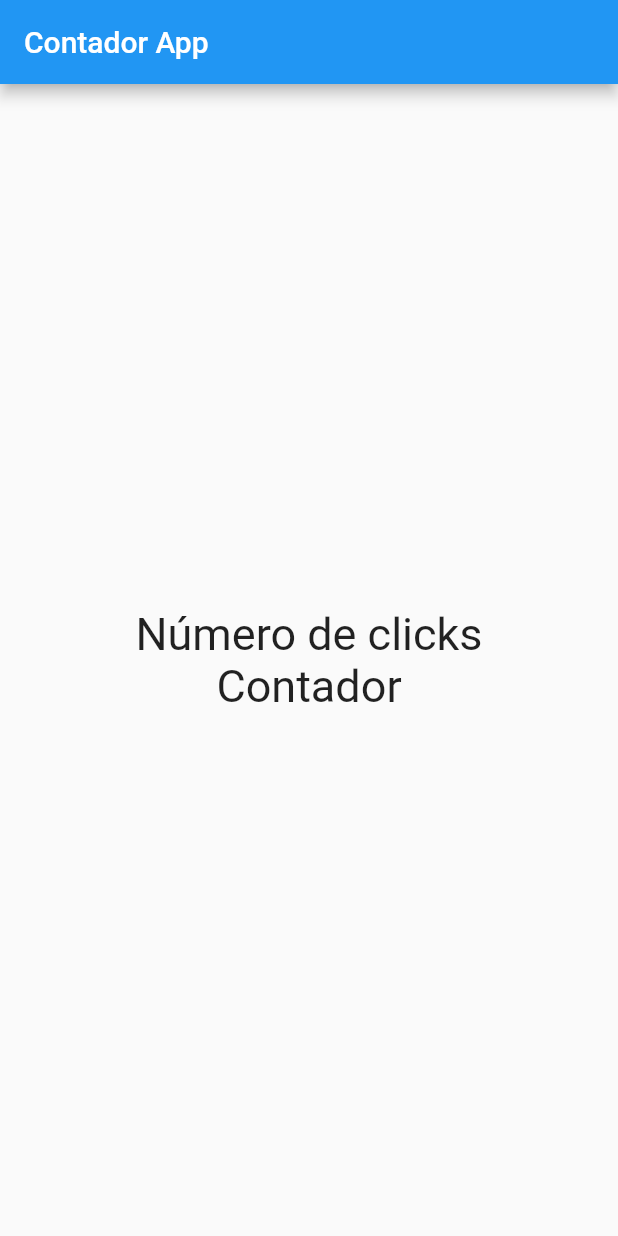
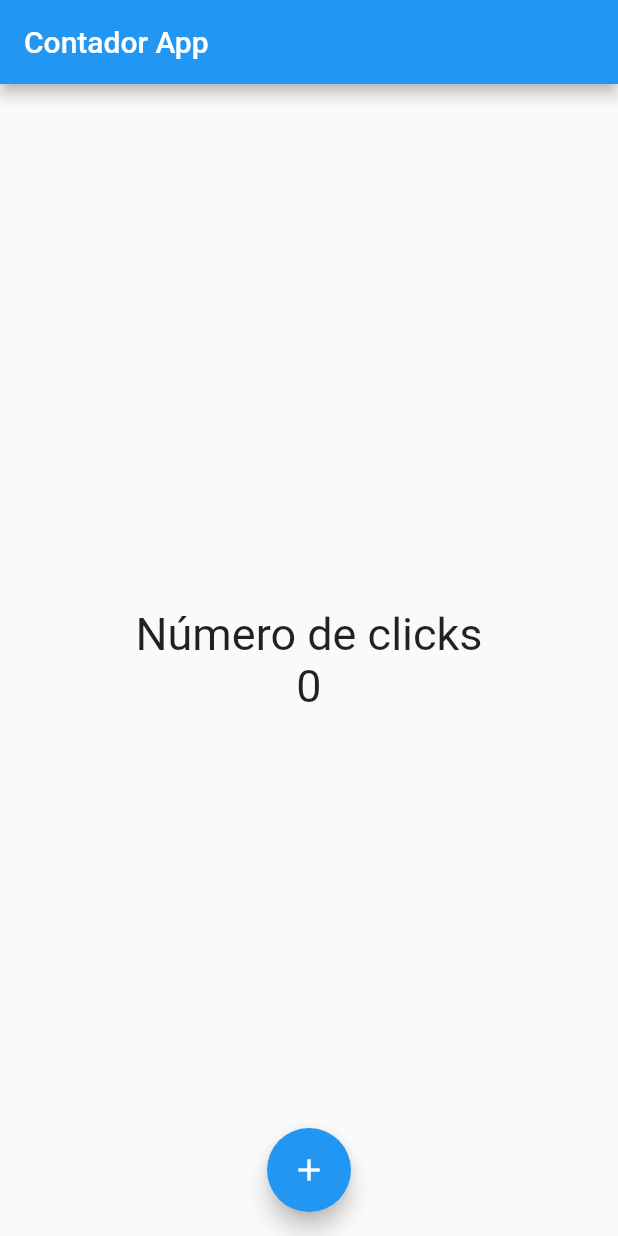
Before and after one commit to DiegoIturra/Flutter-counter-App, a Flutter app: the screen it shows after launch, on a phone screen of 412 x 824 dp. Run offline on Flutter 3.47's test engine with Material 2 defaults, Android fonts, the phone set to English and light mode, and no system bars.

Commit message:
Se agregó un floatingButton y se añade una funcion para su funcionamiento , aun es un StatelessWidget

```diff
--- a/lib/src/pages/home_page.dart
+++ b/lib/src/pages/home_page.dart
@@ -6,6 +6,12 @@ class HomePage extends StatelessWidget{
 
   //Crear un Text Style para reutilizar en los widget
   final estiloTexto = new TextStyle(fontSize: 30);
+
+  int counter = 0;
+
+  void incrementCounter(){
+    this.counter++;
+  }
 
   /*Un widget solo puede tener un child , para poder
   ordenarlos en este caso de arriba a abajo , es mejor usar
@@ -24,10 +30,15 @@ class HomePage extends StatelessWidget{
           mainAxisAlignment: MainAxisAlignment.center,
           children: [
             Text("Número de clicks",style: estiloTexto),
-            Text("Contador",style: estiloTexto)
+            Text("$counter",style: estiloTexto)
           ],
         ),
-      )
+      ),
+      floatingActionButton: FloatingActionButton(
+        child: Icon(Icons.add),
+        onPressed: incrementCounter,
+      ),
+      floatingActionButtonLocation: FloatingActionButtonLocation.centerFloat,
     );
   }
 }
```
